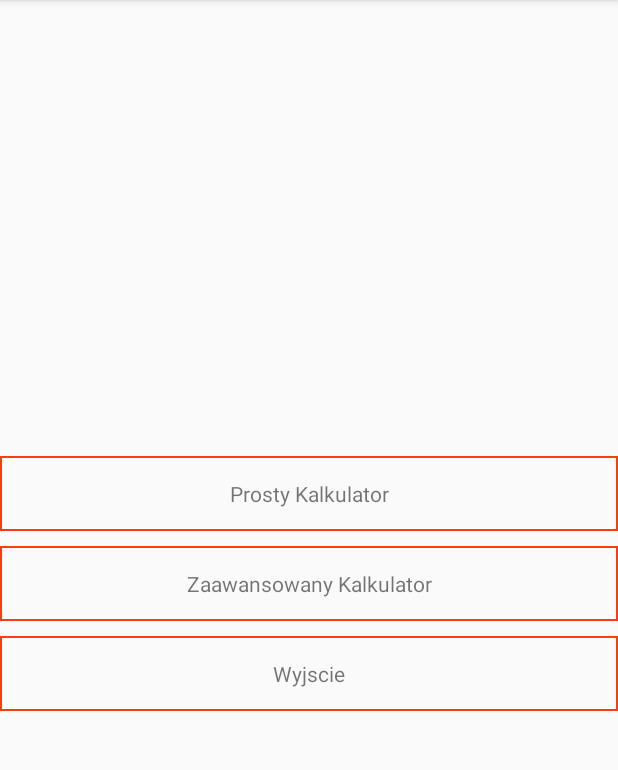
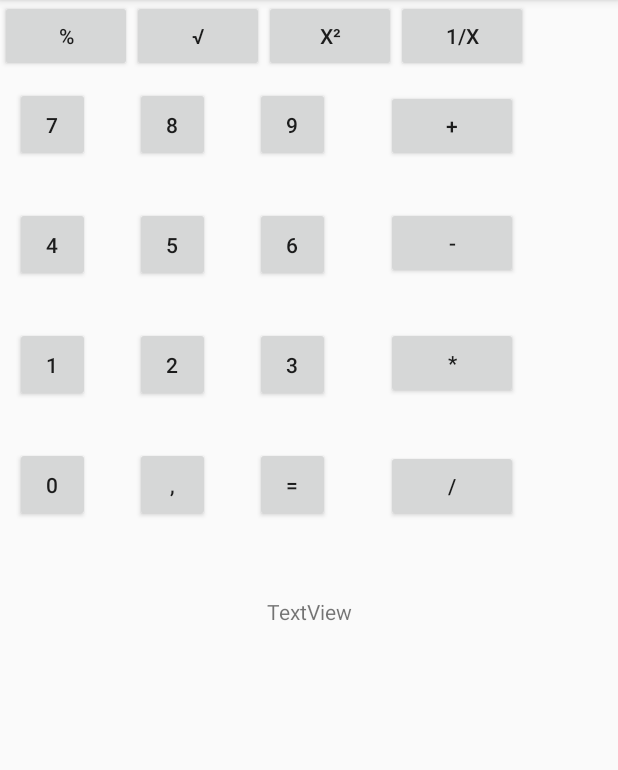
Before and after one commit to rsubczynski/PAM_Kalkulator, an Android app: the screen it shows after launch (MainActivity before the commit, CalculatorActivity after it), after a tap on "Zaawansowany Kalkulator", on a phone screen of 412 x 824 dp, the part 84-854 px from its top. Run offline under Robolectric (Android 15) with nearby library versions, the phone set to English and light mode, and no system bars.

Commit message:
pierwsze oprogramowanie

```diff
--- a/app/src/main/java/com/radoslaw/subczynski/user/myapplication/CalculatorActivity.java
+++ b/app/src/main/java/com/radoslaw/subczynski/user/myapplication/CalculatorActivity.java
@@ -2,6 +2,11 @@ package com.radoslaw.subczynski.user.myapplication;
 
 import android.support.v7.app.AppCompatActivity;
 import android.os.Bundle;
+import android.view.View;
+import android.widget.LinearLayout;
+import android.widget.RelativeLayout;
+
+import static com.radoslaw.subczynski.user.myapplication.MainActivity.KEY_CALCULATOR;
 
 public class CalculatorActivity extends AppCompatActivity {
 
@@ -9,5 +14,10 @@ public class CalculatorActivity extends AppCompatActivity {
     protected void onCreate(Bundle savedInstanceState) {
         super.onCreate(savedInstanceState);
         setContentView(R.layout.activity_calculator);
+        RelativeLayout relativeLayout = findViewById(R.id.relativeLayoutSimpleCalc);
+        LinearLayout linearLayout = findViewById(R.id.linearLayoutAdvencedCalc);
+        if(getIntent().getBooleanExtra(KEY_CALCULATOR,false)){
+            linearLayout.setVisibility(View.GONE);
+        }
     }
 }
--- a/app/src/main/java/com/radoslaw/subczynski/user/myapplication/MainActivity.java
+++ b/app/src/main/java/com/radoslaw/subczynski/user/myapplication/MainActivity.java
@@ -6,6 +6,7 @@ import android.os.Bundle;
 import android.widget.TextView;
 
 public class MainActivity extends AppCompatActivity {
+    final static String KEY_CALCULATOR = "calculatorKey";
 
     @Override
     protected void onCreate(Bundle savedInstanceState) {
@@ -26,11 +27,16 @@ public class MainActivity extends AppCompatActivity {
     }
 
     private void OnAdvanceCalcPressed() {
-//        startActivity(new Intent(getBaseContext(), AdvanceCalculatorActivity.class));
+        ShowCalculator(false);
     }
 
     private void OnSimpleCalcPressed() {
-        startActivity(new Intent(getBaseContext(), CalculatorActivity.class));
+        ShowCalculator(true);
+    }
 
+    private void ShowCalculator(boolean isSimple) {
+        Intent intent = new Intent(getBaseContext(), CalculatorActivity.class);
+        intent.putExtra(KEY_CALCULATOR,isSimple);
+        startActivity(intent);
     }
 }
--- a/app/src/main/res/layout/advenced_calculator_layout.xml
+++ b/app/src/main/res/layout/advenced_calculator_layout.xml
@@ -1,6 +1,7 @@
 <?xml version="1.0" encoding="utf-8"?>
 <LinearLayout xmlns:android="http://schemas.android.com/apk/res/android"
     xmlns:tools="http://schemas.android.com/tools"
+    android:id="@+id/linearLayoutAdvencedCalc"
     android:layout_width="match_parent"
     android:layout_height="wrap_content">
 
--- a/app/src/main/res/layout/simple_calculator_layout.xml
+++ b/app/src/main/res/layout/simple_calculator_layout.xml
@@ -2,6 +2,7 @@
 <RelativeLayout xmlns:android="http://schemas.android.com/apk/res/android"
     android:layout_width="match_parent"
     android:layout_height="match_parent"
+    android:id="@+id/relativeLayoutSimpleCalc"
     android:padding="10dp">
 
     <Button
```
